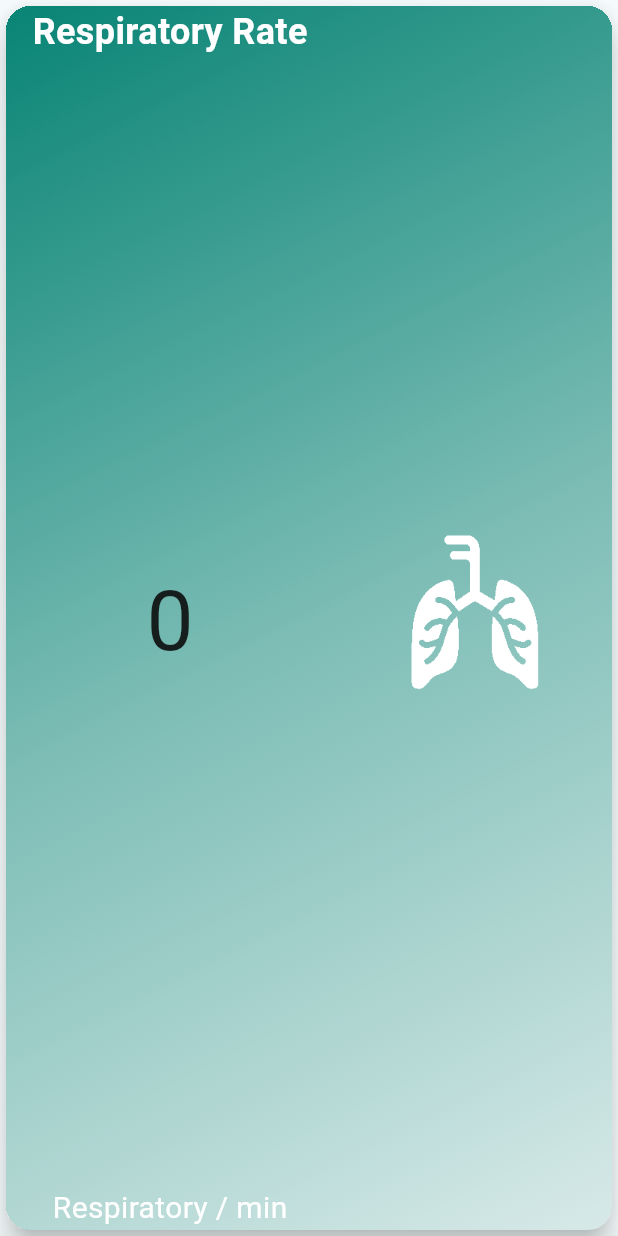
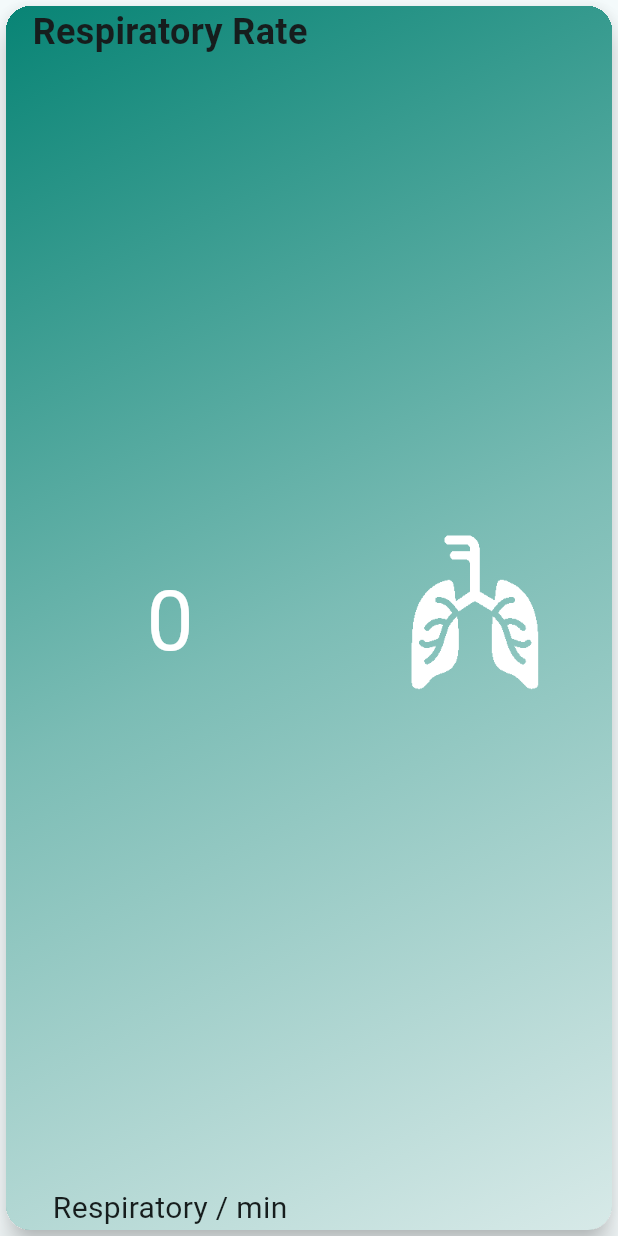
Before and after one commit to hassan1091/yaqiz, a Flutter app: the _RespiratoryRateCard widget shown alone on an empty page, opened directly with empty values, on a phone screen of 412 x 824 dp. Run offline on Flutter 3.47's test engine with Material 3 defaults, Android fonts, the phone set to English and light mode, and no system bars; our stand-ins replace flutter_local_notifications, hive, hive_flutter, shared_preferences; accounts and stored records are empty; network calls fail.

Commit message:
change colors

```diff
--- a/lib/page/bed.dart
+++ b/lib/page/bed.dart
@@ -336,17 +336,16 @@ class _RespiratoryRateCard extends StatelessWidget {
           Column(mainAxisAlignment: MainAxisAlignment.spaceBetween, children: [
             const Text("Respiratory Rate",
                 style: TextStyle(
-                  color: Colors.white,
                   fontSize: 24,
                   fontWeight: FontWeight.w600,
                 )),
             Text("$respiratoryRate",
                 style: const TextStyle(
                   fontSize: 56,
+                  color: Colors.white
                 )),
             const Text("Respiratory / min",
                 style: TextStyle(
-                  color: Colors.white,
                   fontSize: 20,
                 )),
           ]),
```
